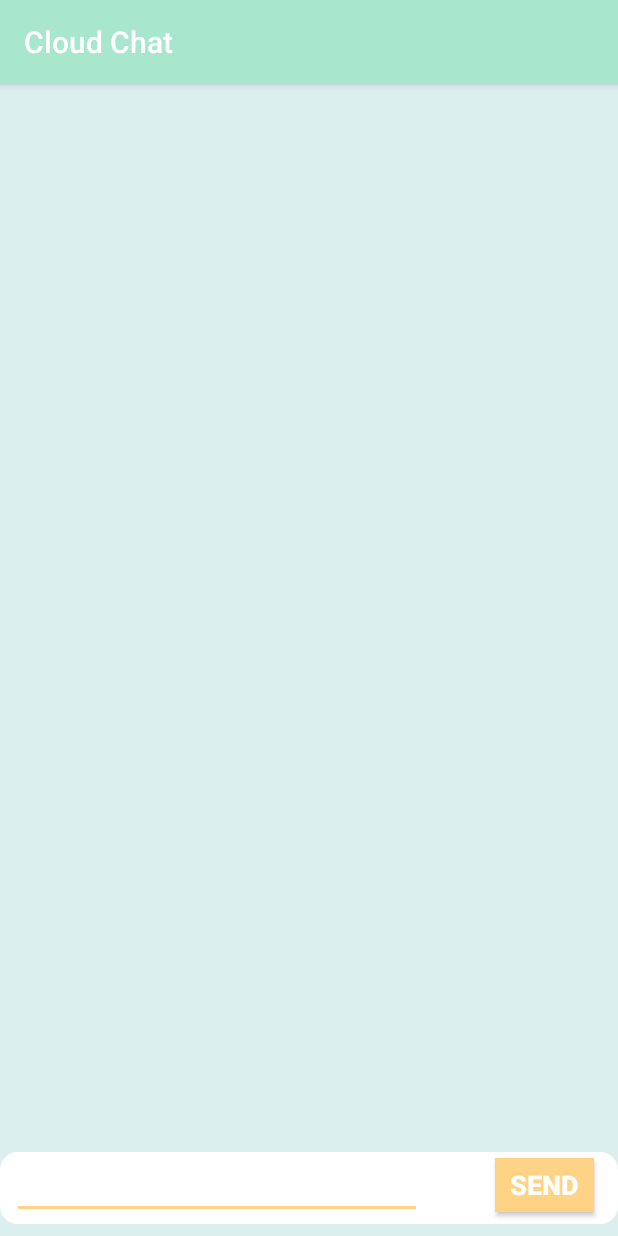
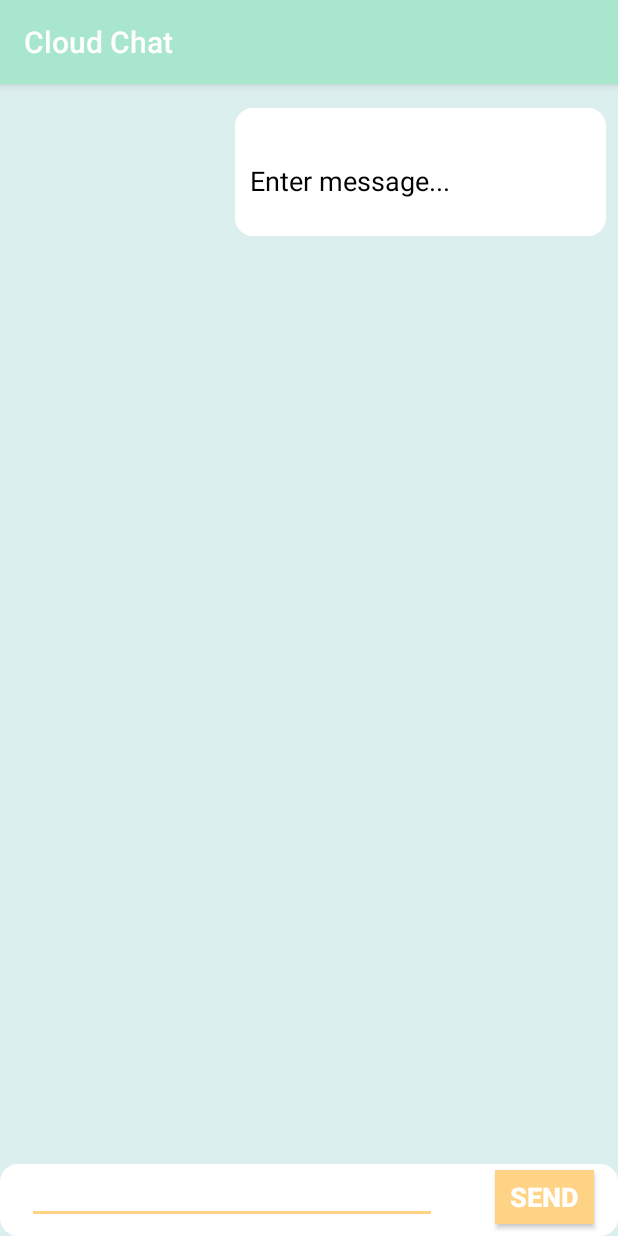
Before and after one commit to sydnieec/CloudChat, an Android app: the chats screen opened directly, with no data from a screen before it, after a tap on "SEND", on a phone screen of 412 x 824 dp. Run offline under Robolectric (Android 15) with nearby library versions, the light colour scheme and no system bars.

Commit message:
fixed message bug

```diff
--- a/app/src/main/java/com/example/candy/cloudchat/chats.java
+++ b/app/src/main/java/com/example/candy/cloudchat/chats.java
@@ -39,7 +39,6 @@ public class chats extends AppCompatActivity {
     send_button.setOnClickListener(new Button.OnClickListener() {
       public void onClick(View v) {
 
-        Log.d("myTag", "This is my message");
         if (message_edit.getText().length() < 1 || message_edit.getText().length() < 1) {
           message_edit.setError("Message between 1-10 characters");
 
@@ -47,7 +46,8 @@ public class chats extends AppCompatActivity {
           l++;
           mMessageList.add(new message(l, username, message_edit.getText().toString()));
           message_edit.setText("");
-
+          adapter = new MessageAdapter(getApplicationContext(), mMessageList);
+          lvMessages.setAdapter(adapter);
         }
       }
     });
--- a/app/src/main/res/layout/chats.xml
+++ b/app/src/main/res/layout/chats.xml
@@ -14,7 +14,6 @@
         android:layout_width="match_parent"
         android:layout_height="48dp"
         android:layout_centerInParent="true"
-        android:layout_marginBottom="8dp"
         android:background="@drawable/rounded"
         android:textAlignment="center"
         android:textColor="@color/colorAccent"
@@ -40,9 +39,10 @@
         android:text="Enter message..."
         app:layout_constraintBottom_toBottomOf="@+id/send_button"
         app:layout_constraintEnd_toEndOf="parent"
-        app:layout_constraintHorizontal_bias="0.0"
+        app:layout_constraintHorizontal_bias="0.084"
         app:layout_constraintStart_toStartOf="parent"
-        app:layout_constraintTop_toTopOf="@+id/send_button" />
+        app:layout_constraintTop_toTopOf="@+id/send_button"
+        app:layout_constraintVertical_bias="1.0" />
 
     <Button
         android:id="@+id/send_button"
```
